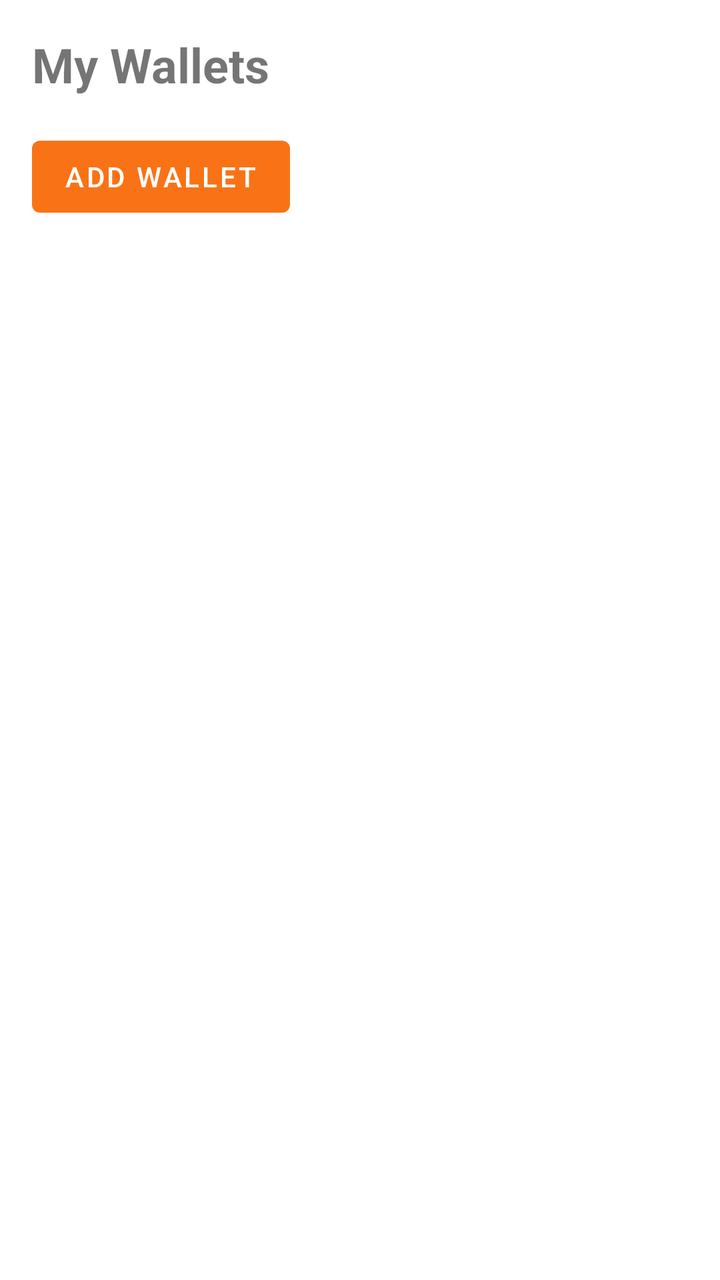
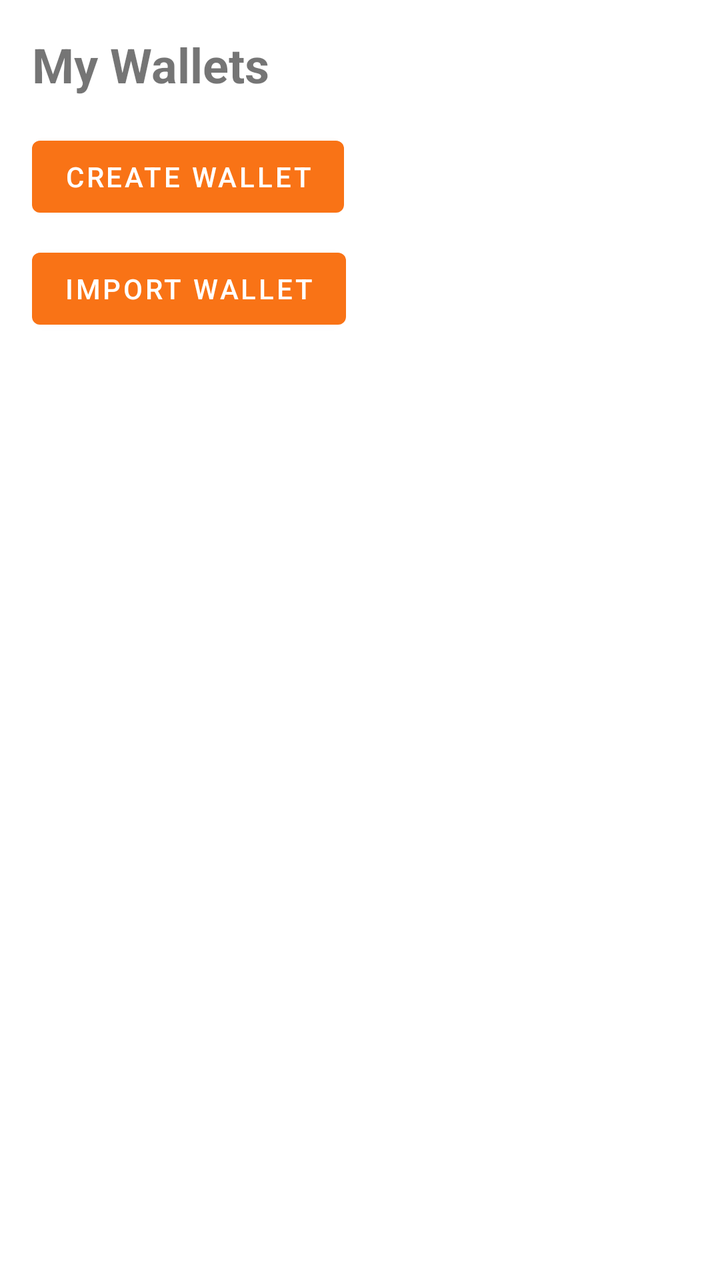

Before-and-after screenshots of an Android layout around one commit, followed by the original layout XML and the change that was made.
<!-- AndroidManifest.xml: application theme Theme.UserWallet -->
<!-- res/layout/fragment_wallets.xml -->
<?xml version="1.0" encoding="utf-8"?>
<LinearLayout xmlns:android="http://schemas.android.com/apk/res/android"
    android:layout_width="match_parent"
    android:layout_height="match_parent"
    android:orientation="vertical"
    android:padding="16dp">

    <TextView
        android:layout_width="wrap_content"
        android:layout_height="wrap_content"
        android:text="My Wallets"
        android:textSize="24sp"
        android:textStyle="bold" />

    <Button
        android:id="@+id/addWalletButton"
        android:layout_width="wrap_content"
        android:layout_height="wrap_content"
        android:layout_marginTop="16dp"
        android:text="Add Wallet" />

    <androidx.recyclerview.widget.RecyclerView
        android:id="@+id/walletsRecyclerView"
        android:layout_width="match_parent"
        android:layout_height="wrap_content"
        android:layout_marginTop="16dp" />

</LinearLayout>
<!-- resources referenced by this layout -->
<resources>
  <style name="Theme.UserWallet" parent="Theme.MaterialComponents.DayNight.NoActionBar">
          <item name="colorPrimary">#F97316</item>
          <item name="colorPrimaryVariant">#EA580C</item>
          <item name="colorOnPrimary">#FFFFFF</item>
          <item name="colorSecondary">#FB923C</item>
      </style>
</resources>

<!-- the commit's change to res/layout/fragment_wallets.xml (unified diff, before → after) -->
@@ -17,7 +17,14 @@
         android:layout_width="wrap_content"
         android:layout_height="wrap_content"
         android:layout_marginTop="16dp"
-        android:text="Add Wallet" />
+        android:text="Create Wallet" />
+
+    <Button
+        android:id="@+id/importWalletButton"
+        android:layout_width="wrap_content"
+        android:layout_height="wrap_content"
+        android:layout_marginTop="8dp"
+        android:text="Import Wallet" />
 
     <androidx.recyclerview.widget.RecyclerView
         android:id="@+id/walletsRecyclerView"
